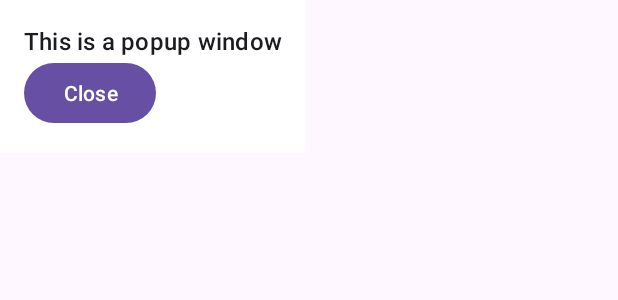
After one commit to osu-cs492-599-w24/final-project-recipe-grad, an Android app: the layout pop_window.xml on its own in the app's theme, with its tools: preview values and no code run, on a phone screen of 412 x 824 dp. The commit adds this screen. Shown: the top 300 px of the screen. Run offline under Robolectric (Android 15) with nearby library versions, the phone set to English and light mode, and no system bars.

Commit message:
popwindow embedded

```diff
--- /dev/null
+++ b/app/src/main/res/layout/pop_window.xml
@@ -0,0 +1,23 @@
+<?xml version="1.0" encoding="utf-8"?>
+<LinearLayout xmlns:android="http://schemas.android.com/apk/res/android"
+    android:layout_width="wrap_content"
+    android:layout_height="wrap_content"
+    android:orientation="vertical"
+    android:padding="16dp"
+    android:background="#FFFFFF">
+
+    <TextView
+        android:id="@+id/textView"
+        android:layout_width="wrap_content"
+        android:layout_height="wrap_content"
+        android:text="This is a popup window"
+        android:layout_gravity="center"
+        android:textAppearance="?attr/textAppearanceListItem"/>
+
+    <Button
+        android:id="@+id/close_button"
+        android:layout_width="wrap_content"
+        android:layout_height="wrap_content"
+        android:text="Close"/>
+
+</LinearLayout>
```
Also changed, not shown: app/src/main/java/edu/oregonstate/cs492/githubsearchwithsettings/ui/RecipeSearchFragment.kt (+35 -1 lines).
